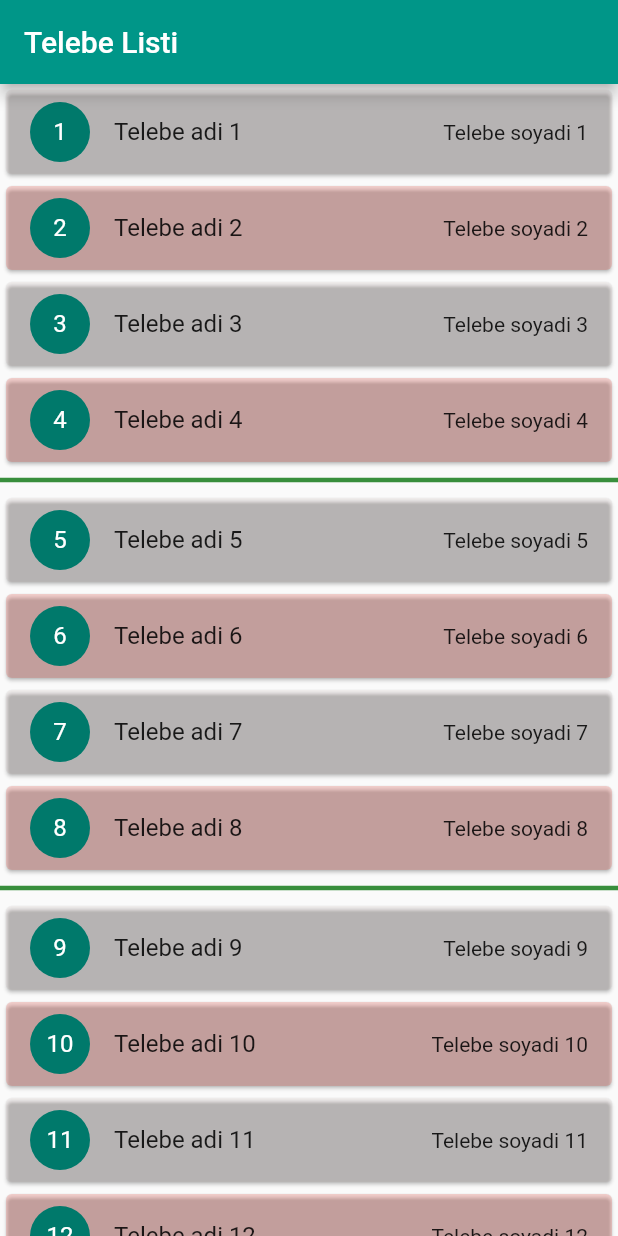
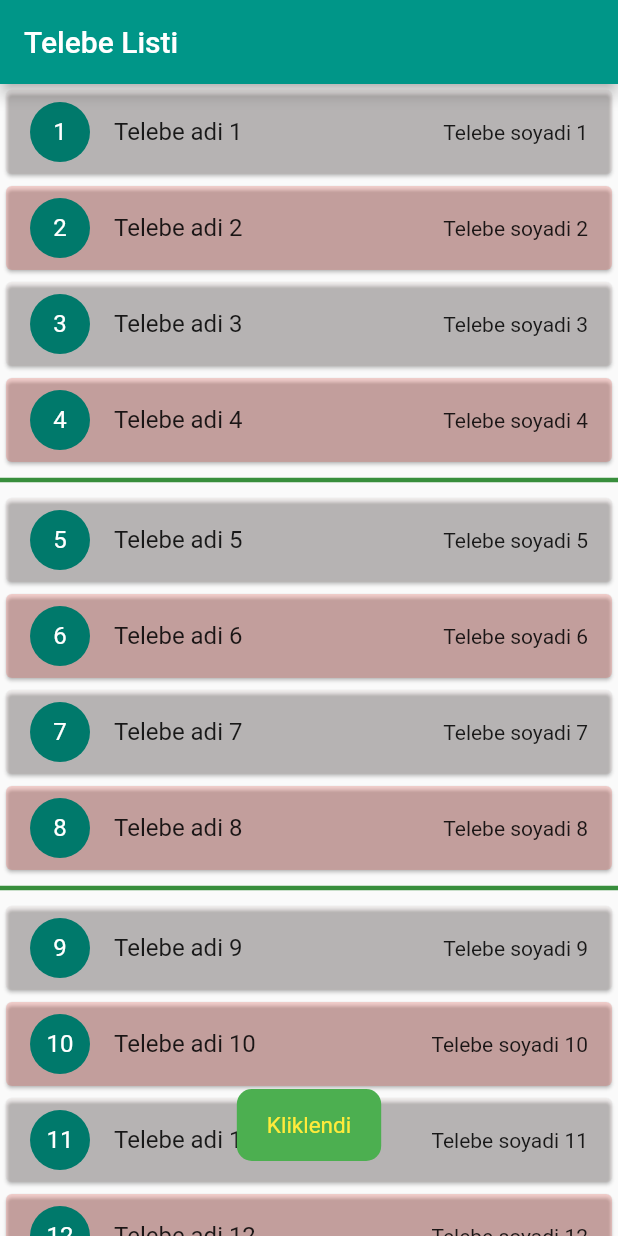
Before and after one commit to RustamovRRR/widgets, a Flutter app: the screen it shows after launch, after a tap on an icon or button, on a phone screen of 412 x 824 dp. Run offline on Flutter 3.47's test engine with Material 2 defaults, Android fonts, the phone set to English and light mode, and no system bars; our stand-ins replace flutter_easyloading.

Commit message:
understanding easyloading packet

```diff
--- a/lib/main.dart
+++ b/lib/main.dart
@@ -1,8 +1,26 @@
 import "package:flutter/material.dart";
+import 'package:flutter_easyloading/flutter_easyloading.dart';
 import 'package:widgets/scrolls/ListViewUse.dart';
 
 void main() {
   runApp(MyApp());
+  configLoading();
+}
+
+void configLoading() {
+  EasyLoading.instance
+    ..displayDuration = const Duration(milliseconds: 2000)
+    ..indicatorType = EasyLoadingIndicatorType.fadingCircle
+    ..loadingStyle = EasyLoadingStyle.custom
+    ..indicatorSize = 45.0
+    ..radius = 10.0
+    ..progressColor = Colors.yellow
+    ..backgroundColor = Colors.green
+    ..indicatorColor = Colors.white
+    ..textColor = Colors.yellow
+    ..maskColor = Colors.blue.withOpacity(0.5)
+    ..userInteractions = true
+    ..dismissOnTap = false;
 }
 
 class MyApp extends StatelessWidget {
@@ -27,6 +45,7 @@ class MyApp extends StatelessWidget {
                 fontWeight: FontWeight.bold)),
       ),
       home: ListViewUse(),
+      builder: EasyLoading.init(),
     );
   }
 }
--- a/lib/scrolls/ListViewUse.dart
+++ b/lib/scrolls/ListViewUse.dart
@@ -1,4 +1,5 @@
 import 'package:flutter/material.dart';
+import 'package:flutter_easyloading/flutter_easyloading.dart';
 
 class ListViewUse extends StatelessWidget {
   ListViewUse({Key? key}) : super(key: key);
@@ -28,6 +29,10 @@ class ListViewUse extends StatelessWidget {
           child: ListTile(
             onTap: () {
               print("Element kliklendi $index");
+              EasyLoading.showToast("Kliklendi",
+                  duration: Duration(seconds: 3),
+                  dismissOnTap: true,
+                  toastPosition: EasyLoadingToastPosition.bottom);
             },
             title: Text(butunTelebeler[index].name),
             leading:
--- a/pubspec.yaml
+++ b/pubspec.yaml
@@ -29,6 +29,7 @@ environment:
 dependencies:
   flutter:
     sdk: flutter
+  flutter_easyloading: ^3.0.5
 
   # The following adds the Cupertino Icons font to your application.
   # Use with the CupertinoIcons class for iOS style icons.
```
Also changed, not shown: pubspec.lock.
